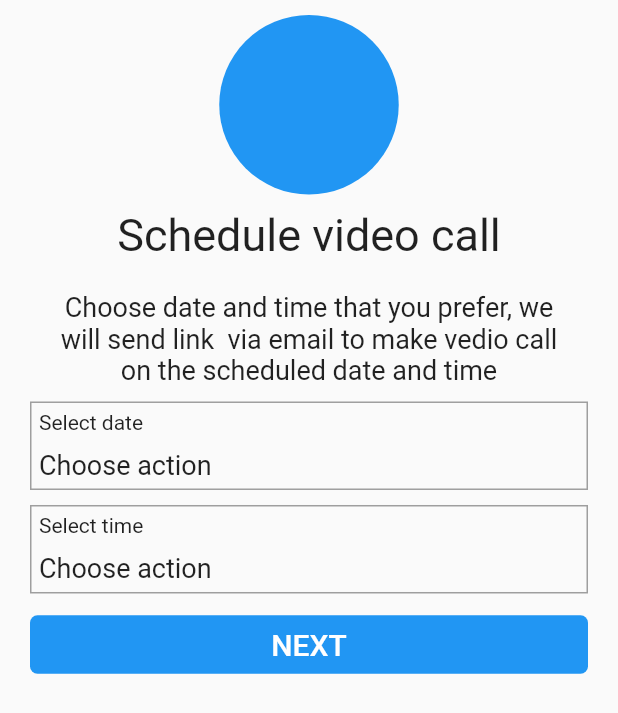
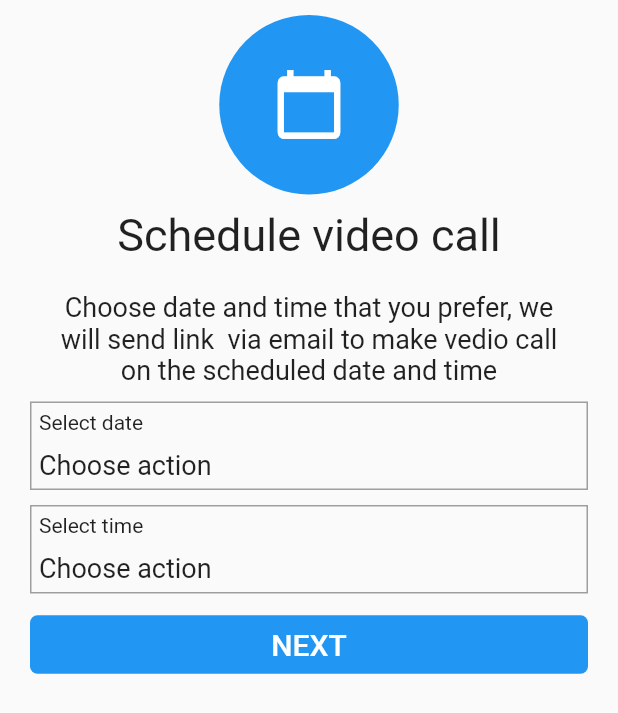
Before and after one commit to kunalone/flutter_assignment, a Flutter app: the VedioScreen widget shown alone on an empty page, opened directly, on a phone screen of 412 x 824 dp. Shown: the top 713 px of the screen. Run offline on Flutter 3.47's test engine with Material 2 defaults, Android fonts, the light colour scheme and no system bars; our stand-ins replace email_validator; missing offline and left inert: select_dialog.

Commit message:
added calender icon to the animation

```diff
--- a/assignment/lib/Screens/VedioScreen.dart
+++ b/assignment/lib/Screens/VedioScreen.dart
@@ -55,6 +55,12 @@ class _VedioScreenState extends State<VedioScreen> {
           crossAxisAlignment: CrossAxisAlignment.stretch,
           children: [
            Align(alignment: Alignment.center,child:  AnimatedContainer(width: _width,
+               child: Icon(
+                 Icons.calendar_today,
+                 color: Colors.white,
+                 size: 50.0,
+                 semanticLabel: 'Text to announce in accessibility modes',
+               ),
                height: _height,
                decoration: BoxDecoration(
                  color: Colors.blue,
```
